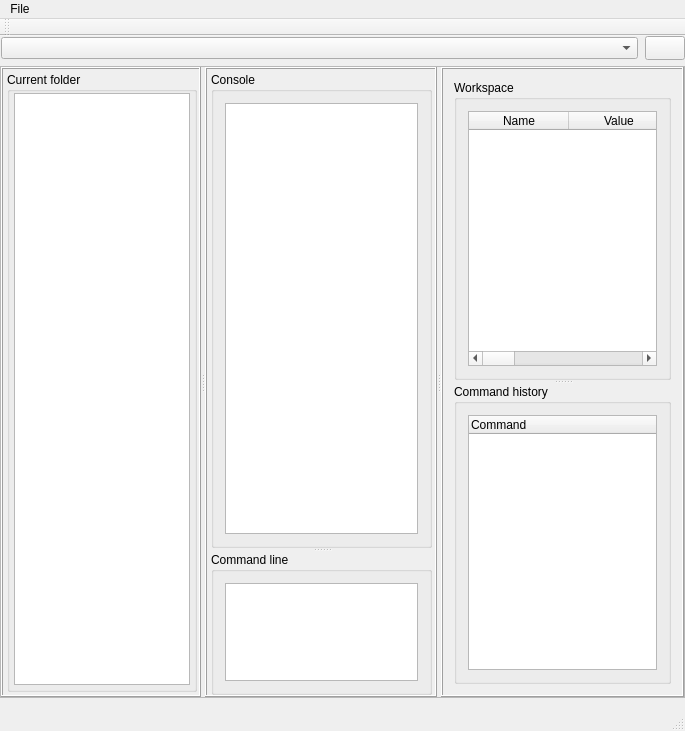
Old version of the form CalcApp/calcapp.ui in the repository grzegorz-kap/Calc.
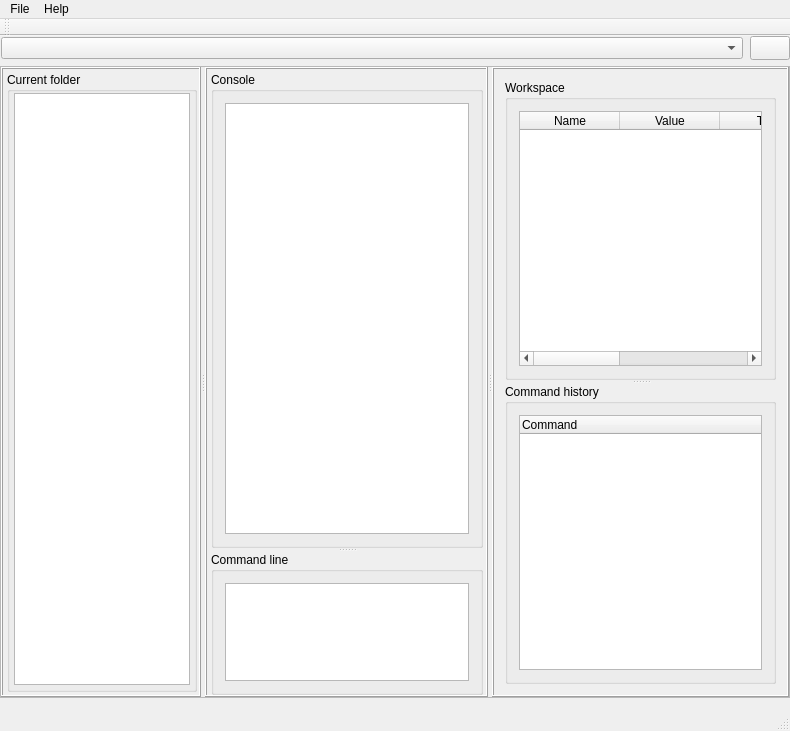
New version of the form. Icons and pictures are not drawn. Custom widgets are drawn as their Qt base class.

Diff of the .ui file:
```diff
--- a/CalcApp/calcapp.ui
+++ b/CalcApp/calcapp.ui
@@ -6,7 +6,7 @@
    <rect>
     <x>0</x>
     <y>0</y>
-    <width>685</width>
+    <width>790</width>
     <height>731</height>
    </rect>
   </property>
@@ -399,7 +399,7 @@
     <rect>
      <x>0</x>
      <y>0</y>
-     <width>685</width>
+     <width>790</width>
      <height>21</height>
     </rect>
    </property>
@@ -409,7 +409,14 @@
     </property>
     <addaction name="actionNew_script"/>
    </widget>
+   <widget class="QMenu" name="menuHelp">
+    <property name="title">
+     <string>Help</string>
+    </property>
+    <addaction name="actionAbout_program"/>
+   </widget>
    <addaction name="menuFile"/>
+   <addaction name="menuHelp"/>
   </widget>
   <widget class="QToolBar" name="mainToolBar">
    <attribute name="toolBarArea">
```
Left out of the diff: 5 changed lines with no effect on the pictures.
